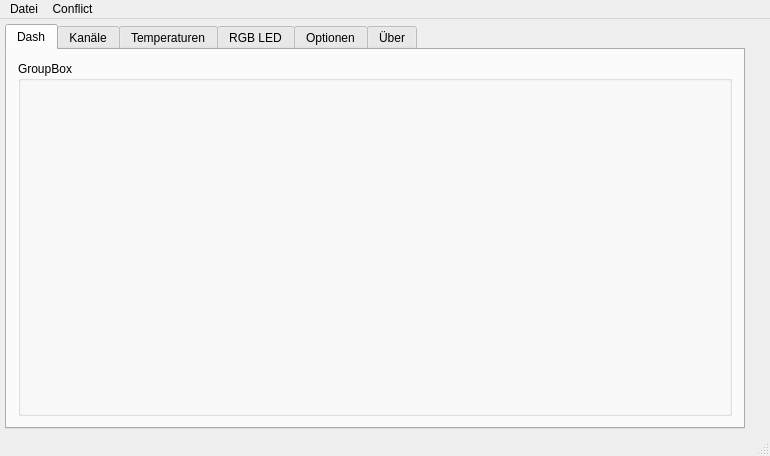
Above: src/mainwindow.ui from debauer/Conflict_Gui-V3 before the change. Below: the same form after it.
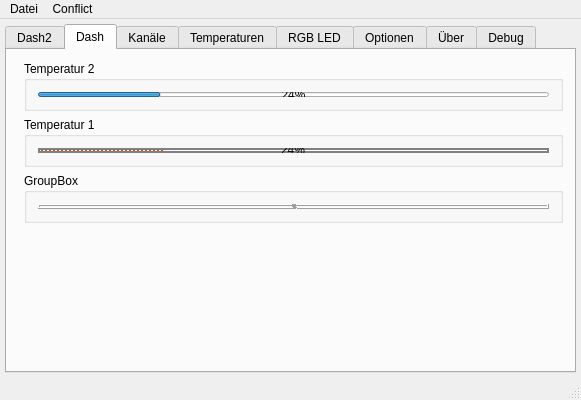
That is the form after the change. The open tabs and pages were chosen to show the change. Custom widgets are drawn as their Qt base class.

```diff
--- a/src/mainwindow.ui
+++ b/src/mainwindow.ui
@@ -6,13 +6,16 @@
    <rect>
     <x>0</x>
     <y>0</y>
-    <width>770</width>
-    <height>456</height>
+    <width>581</width>
+    <height>400</height>
    </rect>
   </property>
   <property name="windowTitle">
    <string>MainWindow</string>
   </property>
+  <property name="styleSheet">
+   <string notr="true"/>
+  </property>
   <widget class="QWidget" name="centralWidget">
    <layout class="QGridLayout" name="gridLayout">
     <property name="leftMargin">
@@ -35,16 +38,141 @@
       <property name="currentIndex">
        <number>5</number>
       </property>
+      <widget class="QWidget" name="tab_2">
+       <attribute name="title">
+        <string>Dash2</string>
+       </attribute>
+       <layout class="QGridLayout" name="gridLayout_10">
+        <item row="0" column="0">
+         <widget class="QScrollArea" name="scrollArea">
+          <property name="widgetResizable">
+           <bool>true</bool>
+          </property>
+          <widget class="QWidget" name="scrollAreaWidgetContents">
+           <property name="geometry">
+            <rect>
+             <x>0</x>
+             <y>0</y>
+             <width>545</width>
+             <height>303</height>
+            </rect>
+           </property>
+          </widget>
+         </widget>
+        </item>
+       </layout>
+      </widget>
       <widget class="QWidget" name="tabInfo">
        <attribute name="title">
         <string>Dash</string>
        </attribute>
        <layout class="QGridLayout" name="gridLayout_2">
-        <item row="0" column="0">
-         <widget class="QGroupBox" name="groupBox_10">
+        <item row="3" column="1">
+         <widget class="QGroupBox" name="groupBox_12">
+          <property name="maximumSize">
+           <size>
+            <width>16777215</width>
+            <height>50</height>
+           </size>
+          </property>
           <property name="title">
            <string>GroupBox</string>
           </property>
+          <layout class="QGridLayout" name="gridLayout_8">
+           <item row="0" column="0">
+            <widget class="QLCDNumber" name="lcdNumber">
+             <property name="styleSheet">
+              <string notr="true">QLCDNumber{
+    color: rgb(0,0,0);    
+}</string>
+             </property>
+             <property name="smallDecimalPoint">
+              <bool>false</bool>
+             </property>
+             <property name="digitCount">
+              <number>3</number>
+             </property>
+             <property name="mode">
+              <enum>QLCDNumber::Dec</enum>
+             </property>
+             <property name="segmentStyle">
+              <enum>QLCDNumber::Filled</enum>
+             </property>
+             <property name="intValue" stdset="0">
+              <number>99</number>
+             </property>
+            </widget>
+           </item>
+          </layout>
+         </widget>
+        </item>
+        <item row="2" column="1">
+         <widget class="QGroupBox" name="groupBox_10">
+          <property name="maximumSize">
+           <size>
+            <width>16777215</width>
+            <height>50</height>
+           </size>
+          </property>
+          <property name="title">
+           <string>Temperatur 1</string>
+          </property>
+          <layout class="QGridLayout" name="gridLayout_6">
+           <item row="0" column="0">
+            <widget class="QProgressBar" name="progressBar">
+             <property name="styleSheet">
+              <string notr="true">QProgressBar
+{
+    border: 2px solid grey;
+    border-radius: 5px;
+    text-align: center;
+}
+
+QProgressBar::chunk
+{
+    background-color: #FB4400;
+    width: 2.15px;
+    margin: 0.5px;
+}</string>
+             </property>
+             <property name="value">
+              <number>24</number>
+             </property>
+            </widget>
+           </item>
+          </layout>
+         </widget>
+        </item>
+        <item row="1" column="1">
+         <widget class="QGroupBox" name="groupBox_11">
+          <property name="maximumSize">
+           <size>
+            <width>16777215</width>
+            <height>50</height>
+           </size>
+          </property>
+          <property name="title">
+           <string>Temperatur 2</string>
+          </property>
+          <layout class="QGridLayout" name="gridLayout_7">
+           <item row="0" column="0">
+            <widget class="QProgressBar" name="progressBar_2">
+             <property name="value">
+              <number>24</number>
+             </property>
+            </widget>
+           </item>
+          </layout>
+         </widget>
+        </item>
+        <item row="4" column="0" colspan="2">
+         <widget class="QCustomPlot" name="customPlot" native="true">
+          <property name="minimumSize">
+           <size>
+            <width>0</width>
+            <height>100</height>
+           </size>
+          </property>
          </widget>
         </item>
        </layout>
@@ -1255,7 +1383,14 @@
           </layout>
          </widget>
         </item>
-        <item row="0" column="1" rowspan="2">
+       </layout>
+      </widget>
+      <widget class="QWidget" name="tab">
+       <attribute name="title">
+        <string>Debug</string>
+       </attribute>
+       <layout class="QGridLayout" name="gridLayout_9">
+        <item row="1" column="1">
          <widget class="QGroupBox" name="groupBox_7">
           <property name="title">
            <string>Debug Output</string>
@@ -1275,19 +1410,6 @@
       </widget>
      </widget>
     </item>
-    <item row="1" column="1">
-     <spacer name="verticalSpacer_2">
-      <property name="orientation">
-       <enum>Qt::Vertical</enum>
-      </property>
-      <property name="sizeHint" stdset="0">
-       <size>
-        <width>20</width>
-        <height>40</height>
-       </size>
-      </property>
-     </spacer>
-    </item>
    </layout>
   </widget>
   <widget class="QMenuBar" name="menuBar">
@@ -1295,7 +1417,7 @@
     <rect>
      <x>0</x>
      <y>0</y>
-     <width>770</width>
+     <width>581</width>
      <height>21</height>
     </rect>
    </property>
@@ -1363,6 +1485,14 @@
   </action>
  </widget>
  <layoutdefault spacing="6" margin="11"/>
+ <customwidgets>
+  <customwidget>
+   <class>QCustomPlot</class>
+   <extends>QWidget</extends>
+   <header>qcustomplot/qcustomplot.h</header>
+   <container>1</container>
+  </customwidget>
+ </customwidgets>
  <resources/>
  <connections/>
 </ui>
```
Left out of the diff: 174 changed lines with no effect on the pictures.
